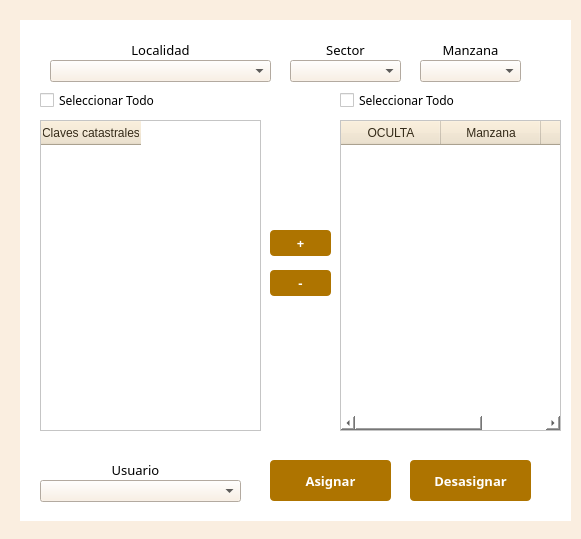
First picture: the form in funciones/revisioncampo/AsignacionRevision_dialog_base.ui, repository gerardoros/CartograficoQgisPlugin, before the edit.
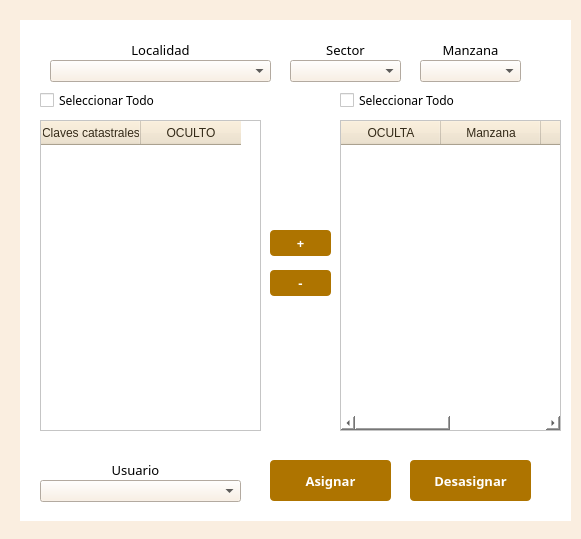
Second picture: the form after the edit.

The edit to the form file:
```diff
--- a/funciones/revisioncampo/AsignacionRevision_dialog_base.ui
+++ b/funciones/revisioncampo/AsignacionRevision_dialog_base.ui
@@ -285,6 +285,11 @@
       <string>Predio</string>
      </property>
     </column>
+    <column>
+     <property name="text">
+      <string>OCULTA2</string>
+     </property>
+    </column>
    </widget>
    <widget class="QTableWidget" name="tablaClaves">
     <property name="geometry">
@@ -315,6 +320,11 @@
       <string>Claves catastrales</string>
      </property>
     </column>
+    <column>
+     <property name="text">
+      <string>OCULTO</string>
+     </property>
+    </column>
    </widget>
    <widget class="QPushButton" name="btnLiberarAsig">
     <property name="geometry">
```
